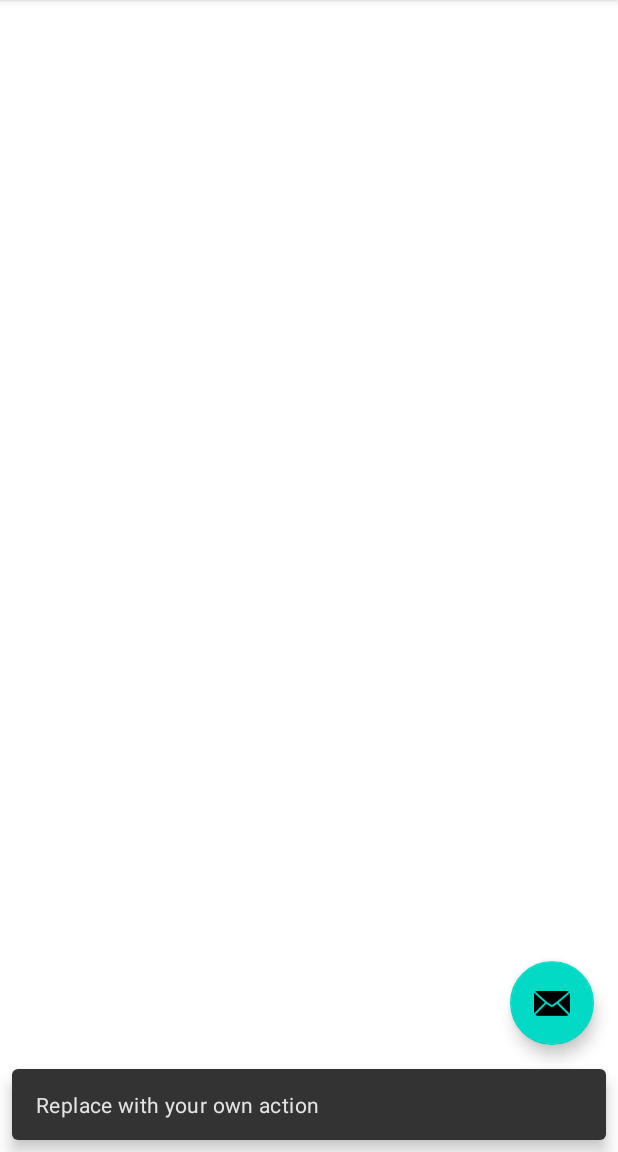
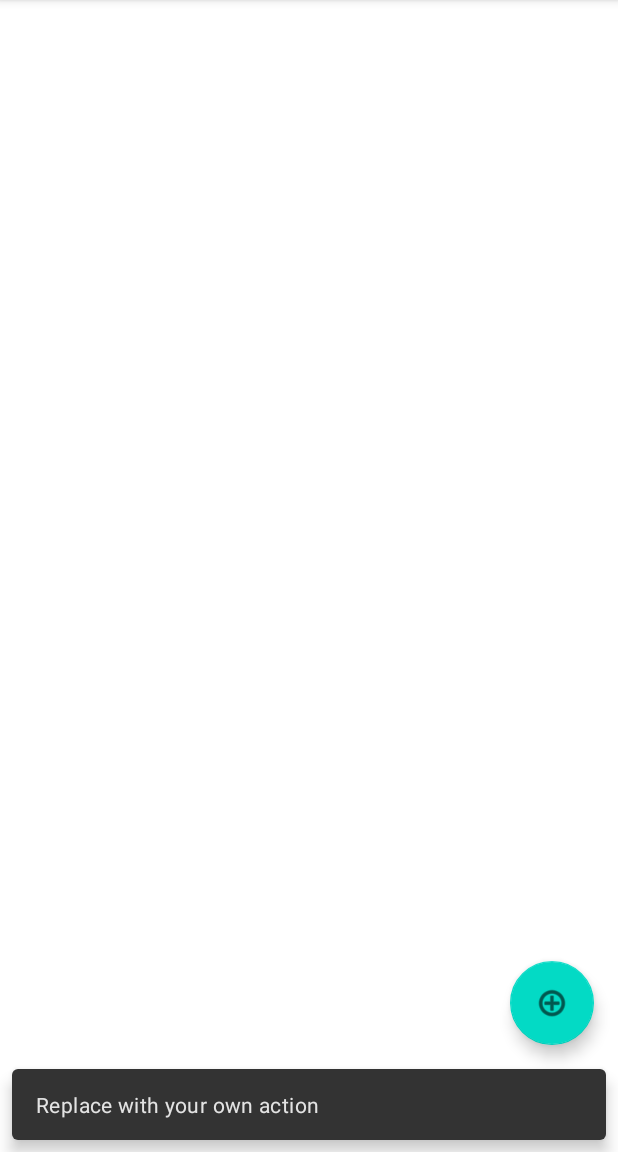
Before and after one commit to max-sliva/ShoppingList, an Android app: the screen it shows after launch (MainActivity), after a tap on an icon or button, on a phone screen of 412 x 824 dp, the part 84-1236 px from its top. Run offline under Robolectric (Android 15) with nearby library versions, the phone set to English and light mode, and no system bars; our stand-ins replace navigation-ui.

Commit message:
added list item layout file

```diff
--- a/app/src/main/res/layout/activity_main.xml
+++ b/app/src/main/res/layout/activity_main.xml
@@ -29,6 +29,6 @@
         android:layout_gravity="bottom|end"
         android:layout_marginEnd="@dimen/fab_margin"
         android:layout_marginBottom="16dp"
-        app:srcCompat="@android:drawable/ic_dialog_email" />
+        app:srcCompat="@android:drawable/ic_menu_add" />
 
 </androidx.coordinatorlayout.widget.CoordinatorLayout>
--- /dev/null
+++ b/app/src/main/res/layout/list_item.xml
@@ -0,0 +1,6 @@
+<?xml version="1.0" encoding="utf-8"?>
+<LinearLayout xmlns:android="http://schemas.android.com/apk/res/android"
+    android:layout_width="match_parent"
+    android:layout_height="match_parent">
+
+</LinearLayout>
```
Also changed, not shown: app/src/main/java/com/example/shoppinglist/MainActivity.kt (+1 -13 lines), 1 other file.
